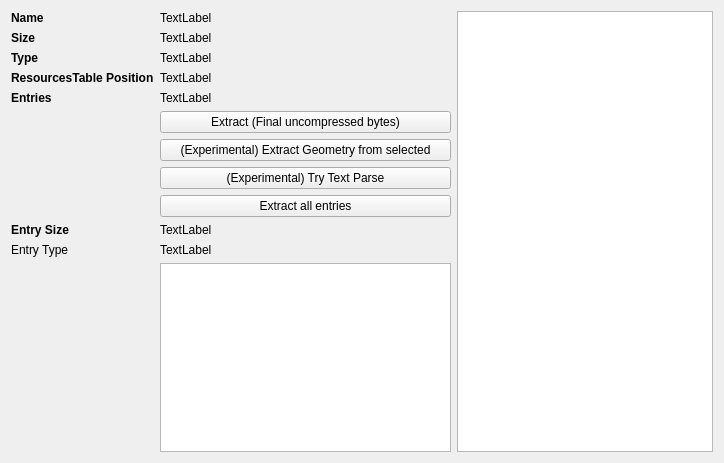
Before: the Qt Designer form POPToolset/FileViewerForm.ui in deiandrei/POPTools, drawn with Qt 5.
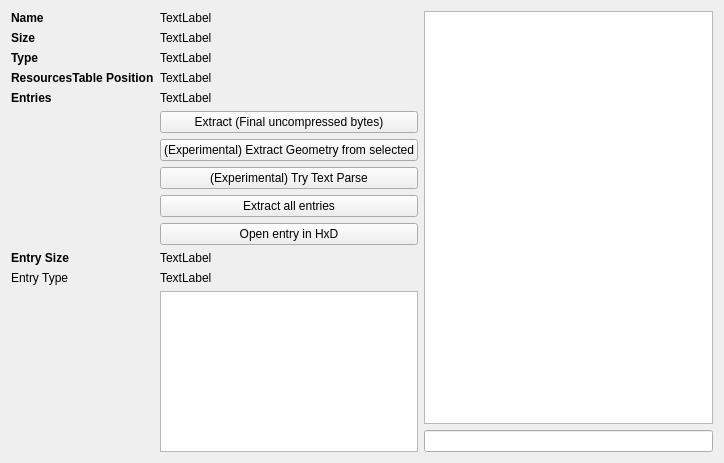
After: the same form once the commit is applied.

```diff
--- a/POPToolset/FileViewerForm.ui
+++ b/POPToolset/FileViewerForm.ui
@@ -150,7 +150,7 @@
        </property>
       </widget>
      </item>
-     <item row="9" column="0">
+     <item row="10" column="0">
       <widget class="QLabel" name="label_9">
        <property name="font">
         <font>
@@ -163,30 +163,37 @@
        </property>
       </widget>
      </item>
-     <item row="9" column="1">
+     <item row="10" column="1">
       <widget class="QLabel" name="entrySizeLabel">
        <property name="text">
         <string>TextLabel</string>
        </property>
       </widget>
      </item>
-     <item row="10" column="0">
+     <item row="11" column="0">
       <widget class="QLabel" name="label_10">
        <property name="text">
         <string>Entry Type</string>
        </property>
       </widget>
      </item>
-     <item row="10" column="1">
-      <widget class="QLabel" name="entryTypeLabel">
-       <property name="text">
-        <string>TextLabel</string>
-       </property>
-      </widget>
-     </item>
      <item row="11" column="1">
+      <widget class="QLabel" name="entryTypeLabel">
+       <property name="text">
+        <string>TextLabel</string>
+       </property>
+      </widget>
+     </item>
+     <item row="12" column="1">
       <widget class="QListWidget" name="listWidget"/>
      </item>
+     <item row="9" column="1">
+      <widget class="QPushButton" name="openInHexBtn">
+       <property name="text">
+        <string>Open entry in HxD</string>
+       </property>
+      </widget>
+     </item>
     </layout>
    </item>
    <item>
@@ -201,6 +208,9 @@
        </property>
       </widget>
      </item>
+     <item>
+      <widget class="QLineEdit" name="searchInput"/>
+     </item>
     </layout>
    </item>
   </layout>
```
